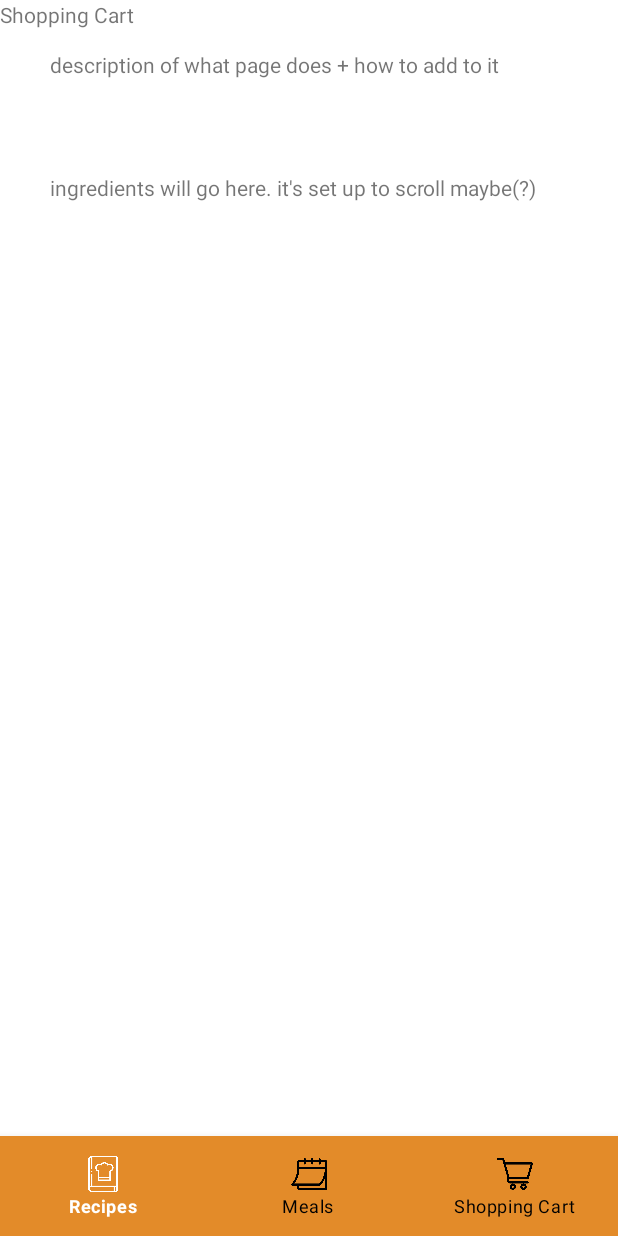
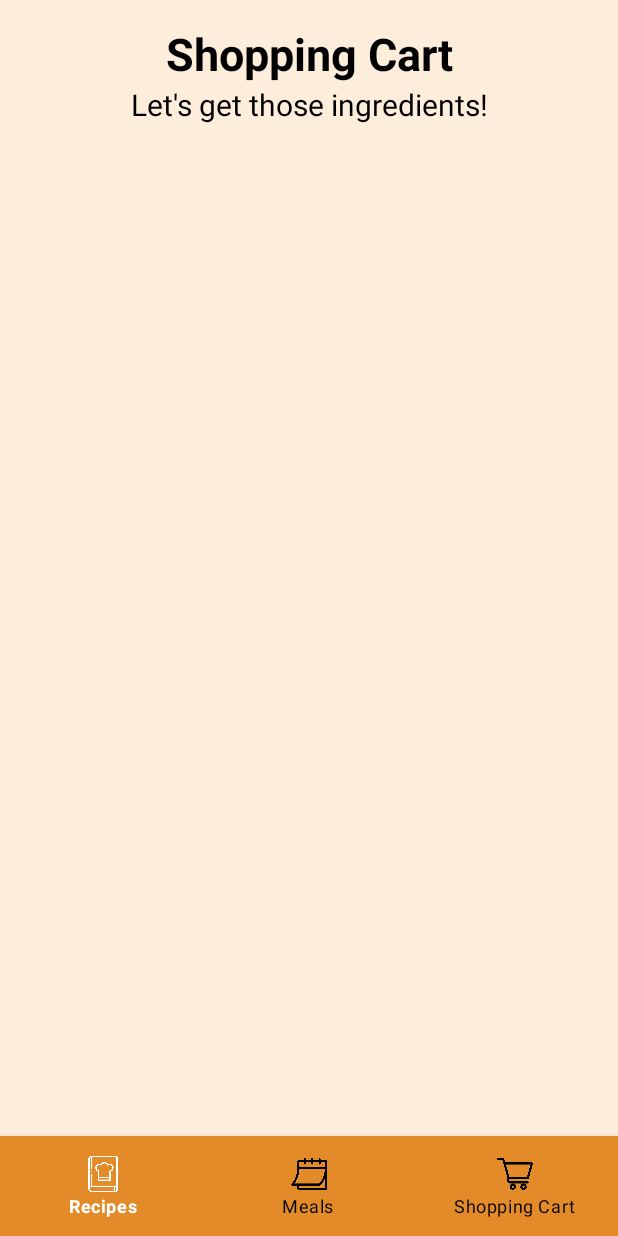
Before and after one commit to Jngrasley/ESOF0152-MealApp, an Android app: the layout activity_cart_screen.xml on its own in the app's theme, with its tools: preview values and no code run, on a phone screen of 412 x 824 dp. Run offline under Robolectric (Android 15) with nearby library versions, the phone set to English and light mode, and no system bars.

Commit message:
Altered shopping page, fixed calendar bugs.

```diff
--- a/app/src/main/java/com/example/mealapp/DBHelper.java
+++ b/app/src/main/java/com/example/mealapp/DBHelper.java
@@ -212,7 +212,7 @@ public class DBHelper extends SQLiteOpenHelper {
         List<String> output = new ArrayList<String>();
 
         //declare the query
-        String outputQuery = ("SELECT * FROM " + CALENDAR_TABLE + " WHERE " + COL_CALENDAR_DATE + " = '" + date + "';");
+        String outputQuery = ("SELECT * FROM " + CALENDAR_TABLE + " WHERE " + COL_CALENDAR_DATE + " = \'" + date + "\';");
         //execute the query with a db object
         SQLiteDatabase db = this.getReadableDatabase();
         Cursor cs = db.rawQuery(outputQuery, null);
--- a/app/src/main/res/layout/activity_cart_screen.xml
+++ b/app/src/main/res/layout/activity_cart_screen.xml
@@ -4,38 +4,29 @@
     xmlns:tools="http://schemas.android.com/tools"
     android:layout_width="match_parent"
     android:layout_height="match_parent"
+    android:background="@color/orange_scheme_4"
     tools:context=".ShoppingCartActivity">
 
     <TextView
-        android:id="@+id/firsttextbox3"
-        android:layout_width="wrap_content"
-        android:layout_height="200dp"
-        android:layout_below="@+id/firsttextbox"
-        android:layout_marginStart="33dp"
-        android:layout_marginTop="96dp"
-        android:layout_marginEnd="33dp"
-        android:layout_marginBottom="33dp"
-        android:text="ingredients will go here. it's set up to scroll maybe(?)"
-        android:scrollbars = "vertical"
+        android:id="@+id/title_text_box"
+        android:layout_width="match_parent"
+        android:layout_height="wrap_content"
+        android:paddingTop="15dp"
+        android:text="@string/cart_message_title"
+        android:textStyle="bold"
+        android:textSize="30sp"
+        android:gravity="center_horizontal"
+        android:textColor="@color/black"
         />
-
     <TextView
-        android:id="@+id/firsttextbox"
-        android:layout_width="wrap_content"
+        android:id="@+id/body_text_box"
+        android:layout_width="match_parent"
         android:layout_height="wrap_content"
-        android:text="Shopping Cart"
-        />
-
-    <TextView
-        android:id="@+id/firsttextbox2"
-        android:layout_width="wrap_content"
-        android:layout_height="wrap_content"
-        android:layout_below="@+id/firsttextbox"
-        android:layout_marginStart="33dp"
-        android:layout_marginTop="14dp"
-        android:layout_marginEnd="33dp"
-        android:layout_marginBottom="33dp"
-        android:text="description of what page does + how to add to it"
+        android:layout_below="@id/title_text_box"
+        android:text="@string/cart_message_body"
+        android:textSize="20sp"
+        android:gravity="center_horizontal"
+        android:textColor="@color/black"
         />
 
     <com.google.android.material.bottomnavigation.BottomNavigationView
```
Also changed, not shown: app/src/main/java/com/example/mealapp/MainActivity.java (+10 -17 lines), app/src/main/res/layout/activity_list_view_cart_item.xml (added, +21 -0 lines).
